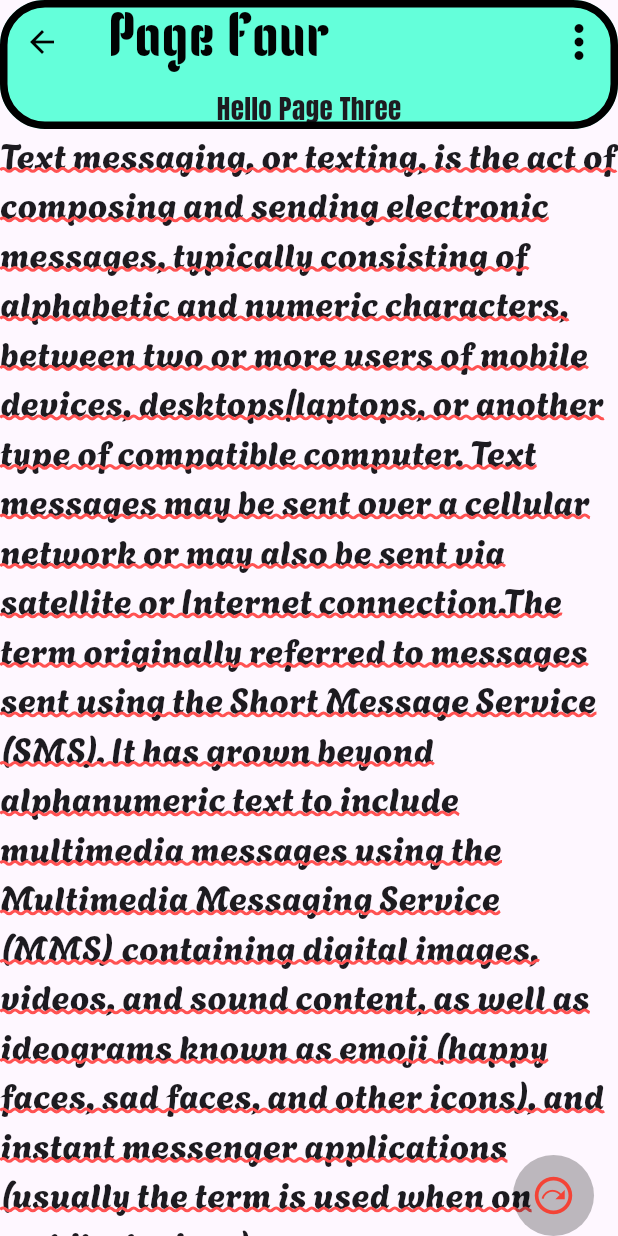
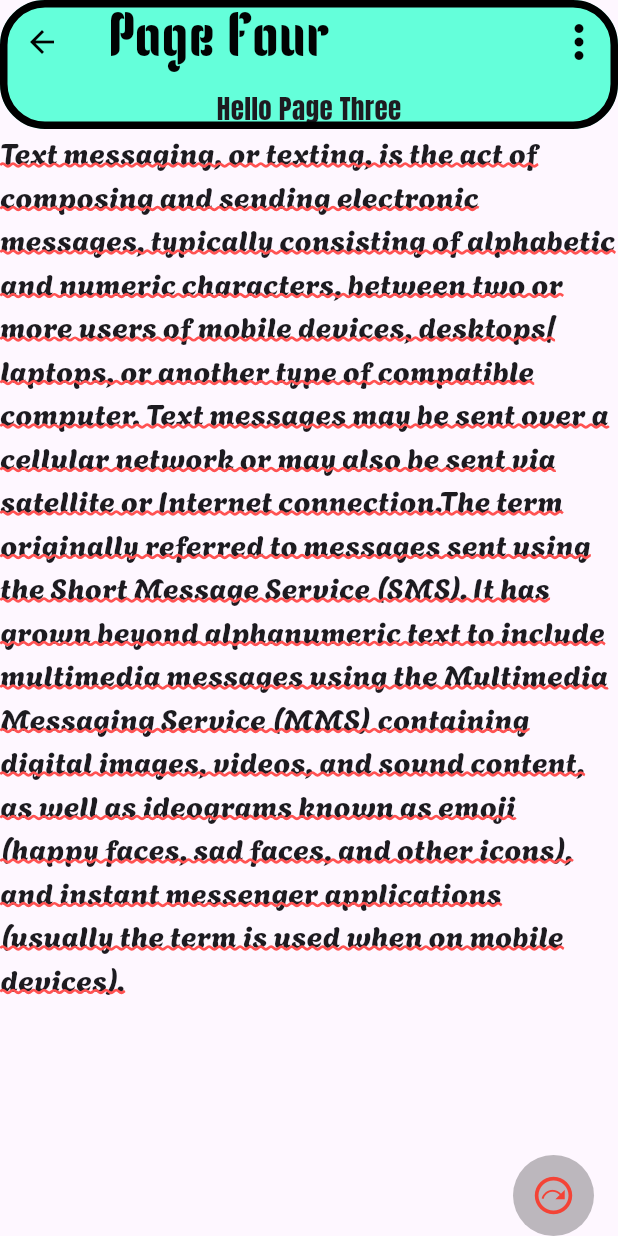
Before and after one commit to ZufarjonNozimov/lesson_widget_home, a Flutter app: the PageThree screen opened by its route, after a tap on the "next plan" icon, on a phone screen of 412 x 824 dp. Run offline on Flutter 3.47's test engine with Material 2 defaults, Android fonts, the phone set to English and light mode, and no system bars.

Commit message:
add page

```diff
--- a/lib/pages/home/home_page.dart
+++ b/lib/pages/home/home_page.dart
@@ -84,7 +84,7 @@ class HomePage extends StatelessWidget {
           SizedBox(height: 20,),
           Text("Here you can find activities to practise your reading skills. Reading will help you to improve your understanding of the language and build your vocabulary.The self-study lessons in this section are written and organised by English level based on the Common European Framework of Reference for languages (CEFR). There are different types of texts and interactive exercises that practise the reading skills you need to do well in your studies, to get ahead at work and to communicate in English in your free time.Take our free online English test to find out which level to choose. Select your level, from A1 English level (elementary) to C1 En",
           style: TextStyle(
-            fontSize: 25,
+            fontSize: 23,
             decoration: TextDecoration.underline,
             decorationStyle: TextDecorationStyle.wavy,
             decorationColor: Colors.green,
--- a/lib/pages/other_pages/page_2.dart
+++ b/lib/pages/other_pages/page_2.dart
@@ -52,7 +52,7 @@ class PageTwo extends StatelessWidget {
               fontFamily: "Griffy",
               decoration: TextDecoration.underline,
               decorationColor: Colors.black,
-              fontSize: 23,
+              fontSize: 20,
               decorationStyle: TextDecorationStyle.wavy,
             ),
           )
--- a/lib/pages/other_pages/page_3.dart
+++ b/lib/pages/other_pages/page_3.dart
@@ -49,7 +49,7 @@ class PageThree extends StatelessWidget {
           Text(
             "Text messaging, or texting, is the act of composing and sending electronic messages, typically consisting of alphabetic and numeric characters, between two or more users of mobile devices, desktops/laptops, or another type of compatible computer. Text messages may be sent over a cellular network or may also be sent via satellite or Internet connection.The term originally referred to messages sent using the Short Message Service (SMS). It has grown beyond alphanumeric text to include multimedia messages using the Multimedia Messaging Service (MMS) containing digital images, videos, and sound content, as well as ideograms known as emoji (happy faces, sad faces, and other icons), and instant messenger applications (usually the term is used when on mobile devices).",
             style: TextStyle(
-              fontSize: 23,
+              fontSize: 20,
               fontFamily: "Griffy",
               decoration: TextDecoration.underline,
               decorationStyle: TextDecorationStyle.wavy,
--- a/lib/pages/other_pages/page_4.dart
+++ b/lib/pages/other_pages/page_4.dart
@@ -48,7 +48,7 @@ class PageFour extends StatelessWidget {
           Text(
             "Text messaging, or texting, is the act of composing and sending electronic messages, typically consisting of alphabetic and numeric characters, between two or more users of mobile devices, desktops/laptops, or another type of compatible computer. Text messages may be sent over a cellular network or may also be sent via satellite or Internet connection.The term originally referred to messages sent using the Short Message Service (SMS). It has grown beyond alphanumeric text to include multimedia messages using the Multimedia Messaging Service (MMS) containing digital images, videos, and sound content, as well as ideograms known as emoji (happy faces, sad faces, and other icons), and instant messenger applications (usually the term is used when on mobile devices).",
             style: TextStyle(
-              fontSize: 23,
+              fontSize: 20,
               fontFamily: "Agbalumo",
               decoration: TextDecoration.underline,
               decorationStyle: TextDecorationStyle.wavy,
```
